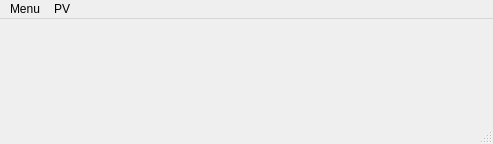
Old version of the form src/main.ui in the repository caqtdm/caqtdm.
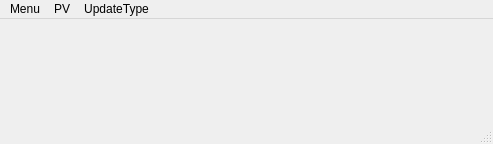
New version of the form.

Commit message: update display type direct and times added

The edit to the form file:
```diff
--- a/src/main.ui
+++ b/src/main.ui
@@ -24,7 +24,7 @@
      <x>0</x>
      <y>0</y>
      <width>493</width>
-     <height>22</height>
+     <height>25</height>
     </rect>
    </property>
    <widget class="QMenu" name="menuMenu">
@@ -46,8 +46,16 @@
     </property>
     <addaction name="unconnectedAction"/>
    </widget>
+   <widget class="QMenu" name="menuUpdateType">
+    <property name="title">
+     <string>UpdateType</string>
+    </property>
+    <addaction name="directAction"/>
+    <addaction name="timedAction"/>
+   </widget>
    <addaction name="menuMenu"/>
    <addaction name="menuPV"/>
+   <addaction name="menuUpdateType"/>
   </widget>
   <action name="exitAction">
    <property name="text">
```
Left out of the diff: 24 changed lines with no effect on the pictures. The commit also changes 2 other files.
